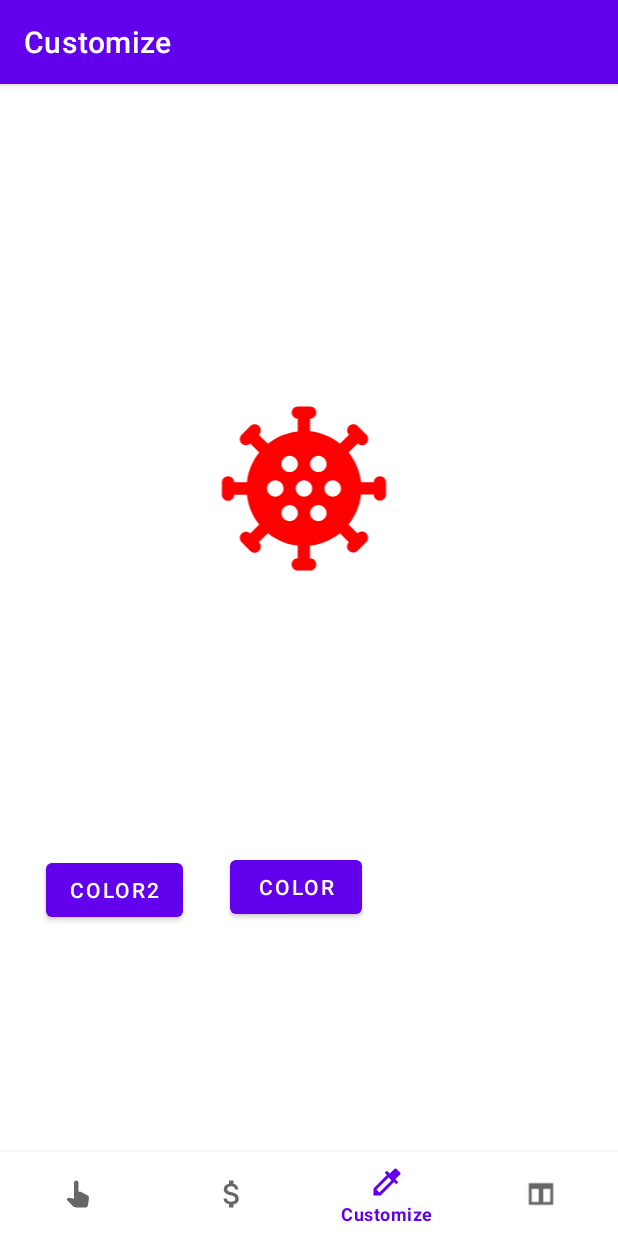
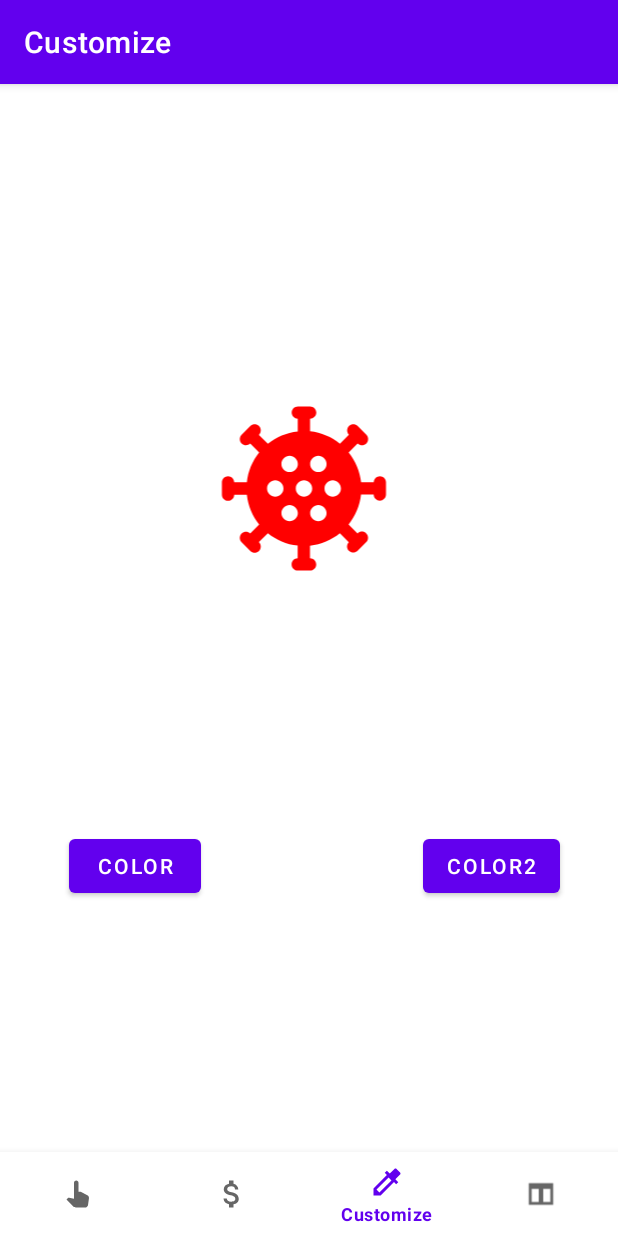
Before and after one commit to dancannotcode/ClickerGame, an Android app: the CustomizationFragment screen opened through its navigation route, on a phone screen of 412 x 824 dp. Run offline under Robolectric (Android 15) with nearby library versions, the phone set to English and light mode, and no system bars; our stand-ins replace navigation-ui.

Commit message:
More Java Conversion -Changed the final files over -Worked on remaking the buttons

```diff
--- a/app/src/main/java/com/example/testing/MainActivity.java
+++ b/app/src/main/java/com/example/testing/MainActivity.java
@@ -1,6 +1,7 @@
 package com.example.testing;
 
 import android.os.Bundle;
+import android.view.View;
 
 import androidx.appcompat.app.AppCompatActivity;
 import androidx.navigation.NavController;
@@ -33,4 +34,6 @@ public class MainActivity extends AppCompatActivity {
         NavigationUI.setupWithNavController(binding.navView, navController);
     }
 
+    public void changeColor_black(View view) {
+    }
 }
--- a/app/src/main/java/com/example/testing/ui/customizationTab/CustomizationFragment.java
+++ b/app/src/main/java/com/example/testing/ui/customizationTab/CustomizationFragment.java
@@ -1,40 +1,29 @@
 package com.example.testing.ui.customizationTab;
 
-import android.graphics.Color;
 import android.os.Bundle;
 import android.view.LayoutInflater;
 import android.view.View;
 import android.view.ViewGroup;
-import android.widget.Button;
 
 import androidx.annotation.NonNull;
 import androidx.fragment.app.Fragment;
 import androidx.lifecycle.ViewModelProvider;
 
-import com.example.testing.R;
 import com.example.testing.databinding.FragmentCustomizationBinding;
 
-public class CustomizationFragment extends Fragment implements View.OnClickListener {
+public class CustomizationFragment extends Fragment {
 
     private FragmentCustomizationBinding binding;
 
-    Button black;
-    Button blue;
-
     @Override
-    public View onCreateView(@NonNull LayoutInflater inflater,
-                             ViewGroup container, Bundle savedInstanceState) {
+    public View onCreateView(@NonNull LayoutInflater inflater, ViewGroup container, Bundle savedInstanceState) {
         com.example.testing.ui.customizationTab.CustomizationViewModel notificationsViewModel =
                 new ViewModelProvider(this).get(com.example.testing.ui.customizationTab.CustomizationViewModel.class);
-        assert container != null;
-
-       /* Button one = blue.findViewById(R.id.color_button);
-        one.setOnClickListener(this);
-        Button two = black.findViewById(R.id.color_button2);
-        two.setOnClickListener(this);*/
 
         binding = FragmentCustomizationBinding.inflate(inflater, container, false);
+
         return binding.getRoot();
+
     }
 
     @Override
@@ -43,13 +32,6 @@ public class CustomizationFragment extends Fragment implements View.OnClickListe
         binding = null;
     }
 
-    @Override
-    public void onClick(View v) {
-        if(v.getId() == R.id.color_button){
-            binding.enemy.setColorFilter(Color.BLACK);
-        }
-        else if(v.getId() == R.id.color_button2){
-            binding.enemy.setColorFilter(Color.BLUE);
-        }
+    public void changeColor_black(View view) {
     }
 }
--- a/app/src/main/res/layout/fragment_customization.xml
+++ b/app/src/main/res/layout/fragment_customization.xml
@@ -19,6 +19,7 @@
         app:layout_constraintEnd_toEndOf="parent"
         app:layout_constraintStart_toStartOf="parent"
         app:layout_constraintTop_toTopOf="parent"/>
+
     <ImageView
         android:id="@+id/enemy"
         android:layout_width="141dp"
@@ -27,27 +28,35 @@
         android:layout_marginTop="148dp"
         android:src="@drawable/test_enemy"
         app:layout_constraintStart_toStartOf="parent"
-        app:layout_constraintTop_toTopOf="parent" />
+        app:layout_constraintTop_toTopOf="parent"
+        app:tint="@color/red" />
 
     <Button
         android:id="@+id/color_button"
+        android:onClick="changeColor_black"
         android:layout_width="wrap_content"
         android:layout_height="wrap_content"
-        android:layout_marginStart="153dp"
-        android:layout_marginTop="307dp"
+        android:layout_marginStart="60dp"
+        android:layout_marginTop="72dp"
+        android:layout_marginEnd="118dp"
+        android:layout_marginBottom="228dp"
         android:text="@string/Color"
+        app:layout_constraintBottom_toBottomOf="parent"
+        app:layout_constraintEnd_toStartOf="@+id/color_button2"
         app:layout_constraintStart_toStartOf="parent"
-        app:layout_constraintTop_toTopOf="@+id/enemy" />
+        app:layout_constraintTop_toBottomOf="@+id/text_notifications" />
 
     <Button
         android:id="@+id/color_button2"
         android:layout_width="wrap_content"
         android:layout_height="wrap_content"
-        android:layout_marginStart="29dp"
-        android:layout_marginTop="457dp"
-        android:layout_marginEnd="30dp"
+        android:layout_marginStart="30dp"
+        android:layout_marginTop="72dp"
+        android:layout_marginEnd="53dp"
+        android:layout_marginBottom="228dp"
         android:text="@string/Color2"
-        app:layout_constraintEnd_toStartOf="@+id/color_button"
-        app:layout_constraintStart_toStartOf="parent"
-        app:layout_constraintTop_toTopOf="parent" />
+        app:layout_constraintBottom_toBottomOf="parent"
+        app:layout_constraintEnd_toEndOf="parent"
+        app:layout_constraintStart_toEndOf="@+id/color_button"
+        app:layout_constraintTop_toBottomOf="@+id/text_notifications" />
 </androidx.constraintlayout.widget.ConstraintLayout>
```
